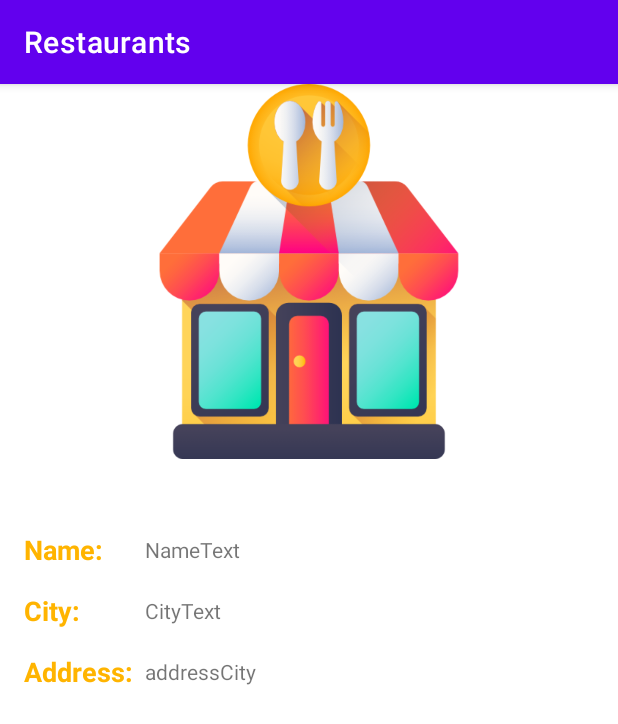
After one commit to Esraa-Sayed/Restaurants, an Android app: the fragment RestaurantDetails shown on its own in the app's theme, on a phone screen of 412 x 824 dp. The commit adds this screen. Shown: the top 724 px of the screen. Run offline under Robolectric (Android 15) with nearby library versions, the phone set to English and light mode, and no system bars.

Commit message:
Create restaurant details screen

```diff
--- a/app/build.gradle
+++ b/app/build.gradle
@@ -2,7 +2,7 @@ plugins {
     id 'com.android.application'
     id 'kotlin-android'
     id 'kotlin-kapt'
-
+    id 'dagger.hilt.android.plugin'
     id 'kotlin-parcelize'
 }
 
@@ -56,6 +56,7 @@ dependencies {
     implementation Libs.googleMap
     implementation Libs.locationServices
     implementation Libs.permissionsDispatcher
+    implementation 'androidx.legacy:legacy-support-v4:1.0.0'
     kapt Libs.permissionsDispatcherProcessor
     implementation Libs.timber
     implementation Libs.hiltAndroid
--- a/app/src/main/AndroidManifest.xml
+++ b/app/src/main/AndroidManifest.xml
@@ -8,8 +8,10 @@
          location permissions for the "MyLocation" functionality.
     -->
     <uses-permission android:name="android.permission.ACCESS_FINE_LOCATION" />
+    <uses-permission android:name="android.permission.ACCESS_COARSE_LOCATION" />
 
     <application
+        android:name=".App"
         android:allowBackup="true"
         android:icon="@mipmap/ic_launcher"
         android:label="@string/app_name"
--- /dev/null
+++ b/app/src/main/java/com/esraa/restaurants/UI/Feature/Restaurant/RestaurantDetails.kt
@@ -0,0 +1,60 @@
+package com.esraa.restaurants.UI.Feature.Restaurant
+
+import android.os.Bundle
+import androidx.fragment.app.Fragment
+import android.view.LayoutInflater
+import android.view.View
+import android.view.ViewGroup
+import com.esraa.restaurants.R
+
+// TODO: Rename parameter arguments, choose names that match
+// the fragment initialization parameters, e.g. ARG_ITEM_NUMBER
+private const val ARG_PARAM1 = "param1"
+private const val ARG_PARAM2 = "param2"
+
+/**
+ * A simple [Fragment] subclass.
+ * Use the [RestaurantDetails.newInstance] factory method to
+ * create an instance of this fragment.
+ */
+class RestaurantDetails : Fragment() {
+    // TODO: Rename and change types of parameters
+    private var param1: String? = null
+    private var param2: String? = null
+
+    override fun onCreate(savedInstanceState: Bundle?) {
+        super.onCreate(savedInstanceState)
+        arguments?.let {
+            param1 = it.getString(ARG_PARAM1)
+            param2 = it.getString(ARG_PARAM2)
+        }
+    }
+
+    override fun onCreateView(
+        inflater: LayoutInflater, container: ViewGroup?,
+        savedInstanceState: Bundle?
+    ): View? {
+        // Inflate the layout for this fragment
+        return inflater.inflate(R.layout.fragment_restaurant_details, container, false)
+    }
+
+    companion object {
+        /**
+         * Use this factory method to create a new instance of
+         * this fragment using the provided parameters.
+         *
+         * @param param1 Parameter 1.
+         * @param param2 Parameter 2.
+         * @return A new instance of fragment RestaurantDetails.
+         */
+        // TODO: Rename and change types and number of parameters
+        @JvmStatic
+        fun newInstance(param1: String, param2: String) =
+            RestaurantDetails().apply {
+                arguments = Bundle().apply {
+                    putString(ARG_PARAM1, param1)
+                    putString(ARG_PARAM2, param2)
+                }
+            }
+    }
+}
--- /dev/null
+++ b/app/src/main/res/layout/fragment_restaurant_details.xml
@@ -0,0 +1,85 @@
+<?xml version="1.0" encoding="utf-8"?>
+<androidx.constraintlayout.widget.ConstraintLayout xmlns:android="http://schemas.android.com/apk/res/android"
+    xmlns:app="http://schemas.android.com/apk/res-auto"
+    xmlns:tools="http://schemas.android.com/tools"
+    android:layout_width="match_parent"
+    android:layout_height="match_parent"
+    tools:context=".UI.Feature.Restaurant.RestaurantDetails">
+
+    <ImageView
+        android:id="@+id/imageView"
+        android:layout_width="wrap_content"
+        android:layout_height="250dp"
+        android:src="@drawable/restaurant"
+        app:layout_constraintEnd_toEndOf="parent"
+        app:layout_constraintStart_toStartOf="parent"
+        app:layout_constraintTop_toTopOf="parent" />
+
+    <TextView
+        android:id="@+id/textView"
+        android:layout_width="wrap_content"
+        android:layout_height="wrap_content"
+        android:layout_marginStart="16dp"
+        android:layout_marginTop="48dp"
+        android:shadowColor="#FFB400"
+        android:text="@string/name"
+        android:textColor="#FFB400"
+        android:textSize="18sp"
+        android:textStyle="bold"
+        app:layout_constraintStart_toStartOf="parent"
+        app:layout_constraintTop_toBottomOf="@+id/imageView" />
+
+    <TextView
+        android:id="@+id/Name"
+        android:layout_width="wrap_content"
+        android:layout_height="wrap_content"
+        android:text="NameText"
+        app:layout_constraintBottom_toBottomOf="@+id/textView"
+        app:layout_constraintStart_toStartOf="@+id/City"
+        app:layout_constraintTop_toTopOf="@+id/textView" />
+
+    <TextView
+        android:id="@+id/textView2"
+        android:layout_width="wrap_content"
+        android:layout_height="wrap_content"
+        android:layout_marginTop="16dp"
+        android:shadowColor="#FFB400"
+        android:text="@string/city"
+        android:textColor="#FFB400"
+        android:textSize="18sp"
+        android:textStyle="bold"
+        app:layout_constraintStart_toStartOf="@+id/textView"
+        app:layout_constraintTop_toBottomOf="@+id/textView" />
+
+    <TextView
+        android:id="@+id/City"
+        android:layout_width="wrap_content"
+        android:layout_height="wrap_content"
+        android:text="CityText"
+        app:layout_constraintBottom_toBottomOf="@+id/textView2"
+        app:layout_constraintStart_toStartOf="@+id/address"
+        app:layout_constraintTop_toTopOf="@+id/textView2" />
+
+    <TextView
+        android:id="@+id/textView3"
+        android:layout_width="wrap_content"
+        android:layout_height="wrap_content"
+        android:layout_marginTop="16dp"
+        android:shadowColor="#FFB400"
+        android:text="@string/address"
+        android:textColor="#FFB400"
+        android:textSize="18sp"
+        android:textStyle="bold"
+        app:layout_constraintStart_toStartOf="@+id/textView2"
+        app:layout_constraintTop_toBottomOf="@+id/textView2" />
+
+    <TextView
+        android:id="@+id/address"
+        android:layout_width="wrap_content"
+        android:layout_height="wrap_content"
+        android:layout_marginStart="8dp"
+        android:text="addressCity"
+        app:layout_constraintBottom_toBottomOf="@+id/textView3"
+        app:layout_constraintStart_toEndOf="@+id/textView3"
+        app:layout_constraintTop_toTopOf="@+id/textView3" />
+</androidx.constraintlayout.widget.ConstraintLayout>
--- a/app/src/main/res/values/strings.xml
+++ b/app/src/main/res/values/strings.xml
@@ -1,3 +1,13 @@
 <resources>
     <string name="app_name">Restaurants</string>
+    <string name="Location_not_enabled">Location not enabled</string>
+    <string name="Please_enable_your_location">Please, enable your location</string>
+    <string name="Enable">Enable</string>
+    <string name="Deny">Deny</string>
+    <string name="Location_denied">Location denied</string>
+    <!-- TODO: Remove or change this placeholder text -->
+    <string name="hello_blank_fragment">Hello blank fragment</string>
+    <string name="name">Name:</string>
+    <string name="city">City:</string>
+    <string name="address">Address:</string>
 </resources>
--- a/build.gradle
+++ b/build.gradle
@@ -8,9 +8,7 @@ buildscript {
     dependencies {
         classpath "com.android.tools.build:gradle:7.0.4"
         classpath "org.jetbrains.kotlin:kotlin-gradle-plugin:1.6.0"
-
-        // NOTE: Do not place your application dependencies here; they belong
-        // in the individual module build.gradle files
+        classpath BuildPlugins.hiltPlugin
     }
 }
 
```
Also changed, not shown: app/src/main/java/com/esraa/restaurants/App.kt (added, +15 -0 lines), app/src/main/java/com/esraa/restaurants/Core/Common/BaseFragment.kt (added, +79 -0 lines), app/src/main/java/com/esraa/restaurants/Core/Navigation/AppNavigator.kt (added, +9 -0 lines), app/src/main/java/com/esraa/restaurants/Core/Navigation/AppNavigatorImpl.kt (added, +20 -0 lines), app/src/main/java/com/esraa/restaurants/Core/di/NavigationModule.kt (added, +16 -0 lines), app/src/main/java/com/esraa/restaurants/UI/Feature/Map/RestaurantMapFragment.kt (+97 -12 lines), app/src/main/java/com/esraa/restaurants/UI/MainActivity.kt (+13 -4 lines), app/src/main/res/drawable-v24/restaurant.png (added).
